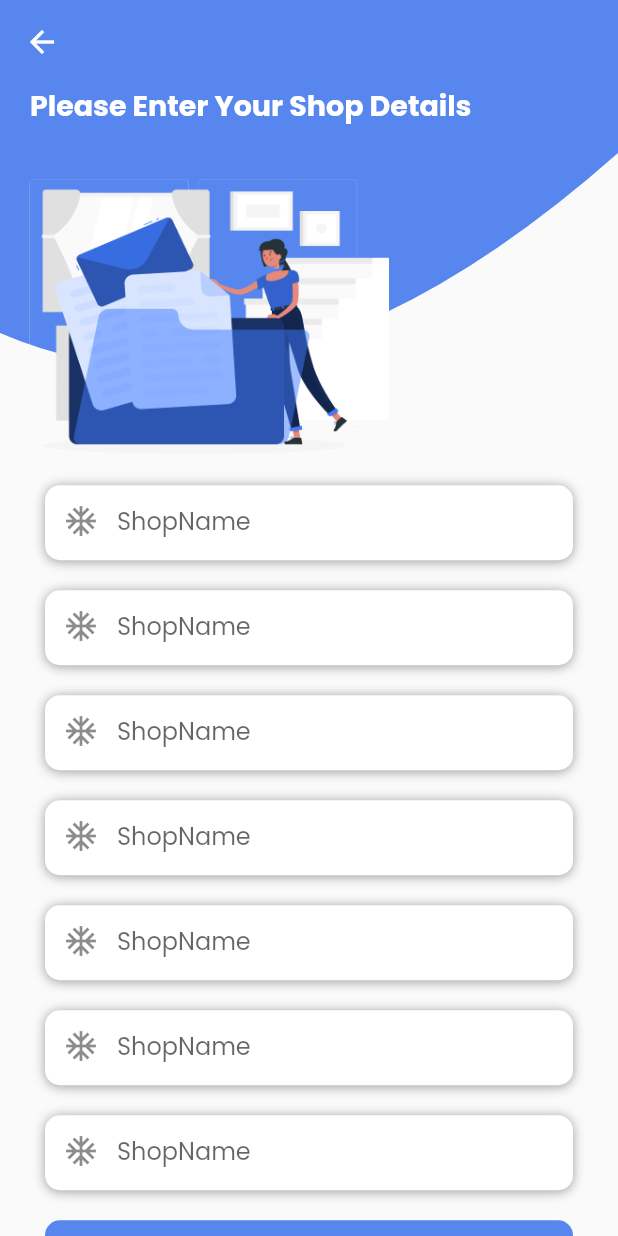
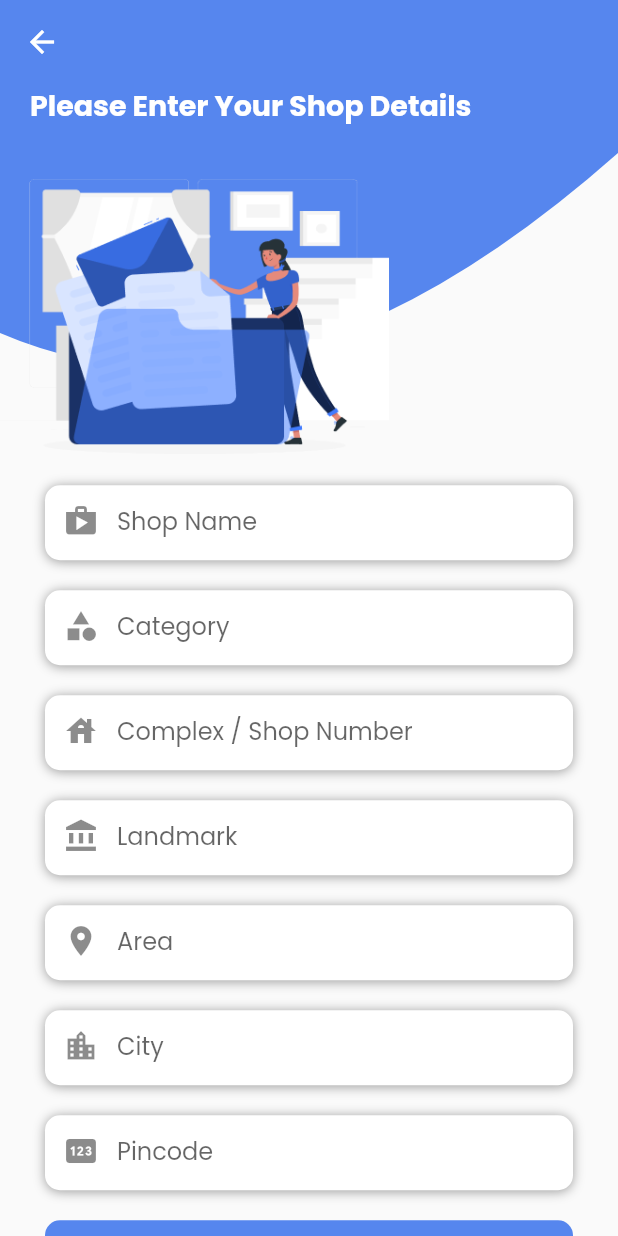
Before and after one commit to Gauravkatva/partner-quicpik, a Flutter app: the ShopDetails screen opened by its route, on a phone screen of 412 x 824 dp. Run offline on Flutter 3.47's test engine with Material 2 defaults, Android fonts, the light colour scheme and no system bars; our stand-ins replace google_fonts, introduction_screen, pinput.

Commit message:
All the fields added in shop-detail screen

```diff
--- a/lib/screens/shop_details.dart
+++ b/lib/screens/shop_details.dart
@@ -13,6 +13,12 @@ class ShopDetails extends StatefulWidget {
 
 class _ShopDetailsState extends State<ShopDetails> {
   final shopNameController = TextEditingController();
+  final categoryController = TextEditingController();
+  final shopNumberController = TextEditingController();
+  final landMarkController = TextEditingController();
+  final areaController = TextEditingController();
+  final cityController = TextEditingController();
+  final pincodeController = TextEditingController();
   @override
   Widget build(BuildContext context) {
     return Scaffold(
@@ -69,38 +75,38 @@ class _ShopDetailsState extends State<ShopDetails> {
               children: [
                 GenericTextField(
                   textEditingController: shopNameController,
-                  hintText: "ShopName",
-                  prefixIcon: Icon(Icons.ac_unit),
+                  hintText: "Shop Name",
+                  prefixIcon: Icon(Icons.shop),
                 ),
                 GenericTextField(
-                  textEditingController: shopNameController,
-                  hintText: "ShopName",
-                  prefixIcon: Icon(Icons.ac_unit),
+                  textEditingController: categoryController,
+                  hintText: "Category",
+                  prefixIcon: Icon(Icons.category),
                 ),
                 GenericTextField(
-                  textEditingController: shopNameController,
-                  hintText: "ShopName",
-                  prefixIcon: Icon(Icons.ac_unit),
+                  textEditingController: shopNumberController,
+                  hintText: "Complex / Shop Number",
+                  prefixIcon: Icon(Icons.house),
                 ),
                 GenericTextField(
-                  textEditingController: shopNameController,
-                  hintText: "ShopName",
-                  prefixIcon: Icon(Icons.ac_unit),
+                  textEditingController: landMarkController,
+                  hintText: "Landmark",
+                  prefixIcon: Icon(Icons.account_balance),
                 ),
                 GenericTextField(
-                  textEditingController: shopNameController,
-                  hintText: "ShopName",
-                  prefixIcon: Icon(Icons.ac_unit),
+                  textEditingController: areaController,
+                  hintText: "Area",
+                  prefixIcon: Icon(Icons.location_on),
                 ),
                 GenericTextField(
-                  textEditingController: shopNameController,
-                  hintText: "ShopName",
-                  prefixIcon: Icon(Icons.ac_unit),
+                  textEditingController: cityController,
+                  hintText: "City",
+                  prefixIcon: Icon(Icons.location_city),
                 ),
                 GenericTextField(
-                  textEditingController: shopNameController,
-                  hintText: "ShopName",
-                  prefixIcon: Icon(Icons.ac_unit),
+                  textEditingController: pincodeController,
+                  hintText: "Pincode",
+                  prefixIcon: Icon(Icons.pin),
                 ),
                 AppButton(
                   buttonTitle: "Finish",
```
